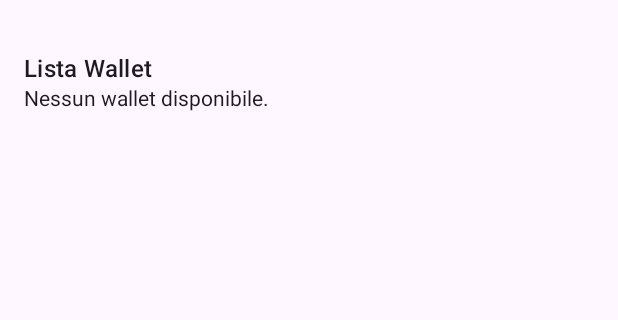
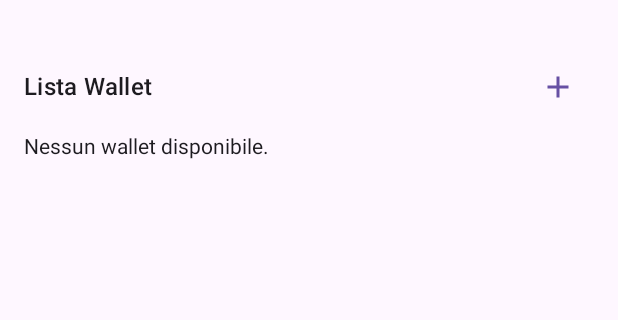
Before and after one commit to GiancarloRonci/FamilySpendTracker, an Android app built with Jetpack Compose: the WalletListScreen screen opened through its navigation route, on a phone screen of 412 x 824 dp, the part 69-389 px from its top. Run offline under Robolectric (Android 15) with nearby library versions, the phone set to English and light mode, and no system bars; our stand-ins replace Room's generated code, livedata-compose.

Commit message:
2025-05-12.2

```diff
--- a/app/build.gradle.kts
+++ b/app/build.gradle.kts
@@ -68,4 +68,5 @@ dependencies {
     implementation("androidx.compose.material3:material3:1.2.0")
     implementation(libs.androidx.navigation.compose)
     implementation("androidx.compose.material3:material3:1.1.0")
+    implementation("androidx.compose.material:material-icons-extended:1.4.3")
 }
--- a/app/src/main/java/com/example/familyspendtracker/navigation/MainNavigation.kt
+++ b/app/src/main/java/com/example/familyspendtracker/navigation/MainNavigation.kt
@@ -125,10 +125,12 @@ fun MainNavigation(viewModel: ExpenseViewModel) {
 
 
                 composable("list_wallets") {
-                    WalletListScreen(viewModel) { walletId ->
-                        navController.navigate("edit_wallet/$walletId")
-                    }
+                    WalletListScreen(
+                        viewModel = viewModel,
+                        navController = navController // <== Qui passiamo il navController
+                    )
                 }
+
 
                 composable("edit_wallet/{walletId}") { backStackEntry ->
                     val walletId = backStackEntry.arguments?.getString("walletId")?.toIntOrNull()
--- a/app/src/main/java/com/example/familyspendtracker/screens/WalletListScreen.kt
+++ b/app/src/main/java/com/example/familyspendtracker/screens/WalletListScreen.kt
@@ -5,6 +5,7 @@ import androidx.compose.foundation.lazy.LazyColumn
 import androidx.compose.foundation.lazy.items
 import androidx.compose.foundation.shape.RoundedCornerShape
 import androidx.compose.material.icons.Icons
+import androidx.compose.material.icons.filled.Add
 import androidx.compose.material.icons.filled.Delete
 import androidx.compose.material.icons.filled.Edit
 import androidx.compose.material3.*
@@ -20,12 +21,30 @@ import com.example.familyspendtracker.viewmodel.ExpenseViewModel
 @Composable
 fun WalletListScreen(
     viewModel: ExpenseViewModel,
-    onEditClick: (walletId: Int) -> Unit
+    navController: NavController
 ) {
     val wallets by viewModel.wallets.observeAsState(emptyList())
 
     Column(modifier = Modifier.padding(16.dp)) {
-        Text("Lista Wallet", style = MaterialTheme.typography.titleMedium)
+        // 🔥 Titolo con icona di aggiunta
+        Row(
+            modifier = Modifier
+                .fillMaxWidth()
+                .padding(bottom = 8.dp),
+            horizontalArrangement = Arrangement.SpaceBetween,
+            verticalAlignment = Alignment.CenterVertically
+        ) {
+            Text("Lista Wallet", style = MaterialTheme.typography.titleMedium)
+            IconButton(onClick = {
+                navController.navigate("add_wallet")
+            }) {
+                Icon(
+                    imageVector = Icons.Default.Add,
+                    contentDescription = "Aggiungi Wallet",
+                    tint = MaterialTheme.colorScheme.primary
+                )
+            }
+        }
 
         if (wallets.isEmpty()) {
             Text("Nessun wallet disponibile.")
@@ -62,7 +81,7 @@ fun WalletListScreen(
                             // Icone
                             Row {
                                 IconButton(onClick = {
-                                    onEditClick(wallet.id)
+                                    navController.navigate("edit_wallet/${wallet.id}")
                                 }) {
                                     Icon(
                                         imageVector = Icons.Default.Edit,
```
Also changed, not shown: app/src/main/java/com/example/familyspendtracker/screens/CategoryListScreen.kt (+20 -1 lines), app/src/main/java/com/example/familyspendtracker/ui/components/ModernAppBar.kt (added, +54 -0 lines), 2 other files.
